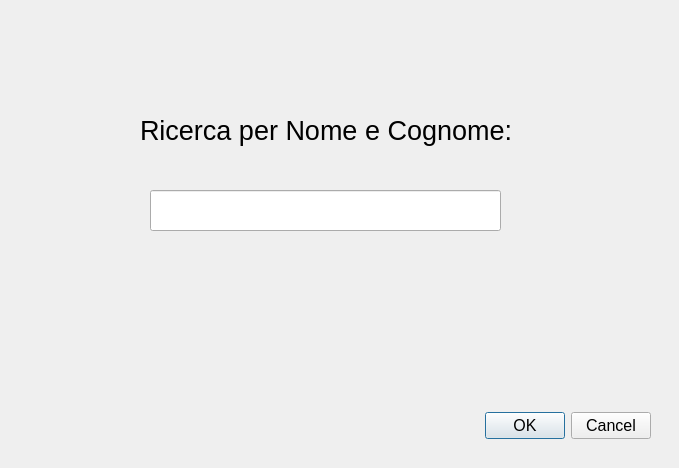
Qt form c++/menu/menu_project/ricerca.ui (alessan10/c19-1) before a commit.
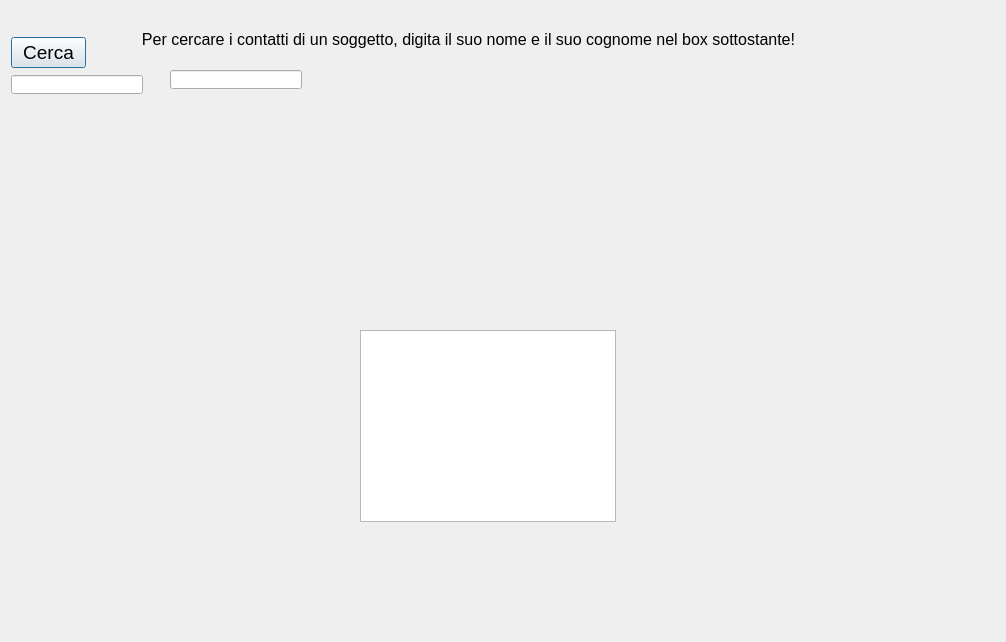
The same form after that commit.

Commit message: sistemare layout ricerca.cpp

```diff
--- a/c++/menu/menu_project/ricerca.ui
+++ b/c++/menu/menu_project/ricerca.ui
@@ -6,59 +6,50 @@
    <rect>
     <x>0</x>
     <y>0</y>
-    <width>679</width>
-    <height>468</height>
+    <width>1006</width>
+    <height>642</height>
    </rect>
   </property>
   <property name="windowTitle">
    <string>Dialog</string>
   </property>
-  <widget class="QDialogButtonBox" name="buttonBox">
-   <property name="geometry">
-    <rect>
-     <x>310</x>
-     <y>410</y>
-     <width>341</width>
-     <height>32</height>
-    </rect>
-   </property>
-   <property name="font">
-    <font>
-     <pointsize>12</pointsize>
-    </font>
-   </property>
-   <property name="orientation">
-    <enum>Qt::Horizontal</enum>
-   </property>
-   <property name="standardButtons">
-    <set>QDialogButtonBox::Cancel|QDialogButtonBox::Ok</set>
-   </property>
-  </widget>
   <widget class="QLabel" name="label">
    <property name="geometry">
     <rect>
      <x>140</x>
-     <y>80</y>
-     <width>381</width>
-     <height>101</height>
+     <y>30</y>
+     <width>657</width>
+     <height>19</height>
     </rect>
    </property>
+   <property name="sizePolicy">
+    <sizepolicy hsizetype="Fixed" vsizetype="Fixed">
+     <horstretch>0</horstretch>
+     <verstretch>0</verstretch>
+    </sizepolicy>
+   </property>
    <property name="font">
     <font>
-     <pointsize>20</pointsize>
+     <pointsize>12</pointsize>
     </font>
    </property>
    <property name="text">
-    <string>Ricerca per Nome e Cognome:</string>
+    <string>Per cercare i contatti di un soggetto, digita il suo nome e il suo cognome nel box sottostante!</string>
+   </property>
+   <property name="alignment">
+    <set>Qt::AlignHCenter|Qt::AlignTop</set>
+   </property>
+   <property name="margin">
+    <number>0</number>
    </property>
   </widget>
-  <widget class="QLineEdit" name="lineEdit">
+  <widget class="QPushButton" name="pushButton">
    <property name="geometry">
     <rect>
-     <x>150</x>
-     <y>190</y>
-     <width>351</width>
-     <height>41</height>
+     <x>11</x>
+     <y>37</y>
+     <width>75</width>
+     <height>31</height>
     </rect>
    </property>
    <property name="font">
@@ -66,6 +57,57 @@
      <pointsize>14</pointsize>
     </font>
    </property>
+   <property name="text">
+    <string>Cerca</string>
+   </property>
+  </widget>
+  <widget class="QListWidget" name="listWidget">
+   <property name="geometry">
+    <rect>
+     <x>360</x>
+     <y>330</y>
+     <width>256</width>
+     <height>192</height>
+    </rect>
+   </property>
+  </widget>
+  <widget class="QLineEdit" name="lineEdit">
+   <property name="geometry">
+    <rect>
+     <x>11</x>
+     <y>75</y>
+     <width>132</width>
+     <height>19</height>
+    </rect>
+   </property>
+   <property name="sizePolicy">
+    <sizepolicy hsizetype="Fixed" vsizetype="Fixed">
+     <horstretch>0</horstretch>
+     <verstretch>0</verstretch>
+    </sizepolicy>
+   </property>
+  </widget>
+  <widget class="QLineEdit" name="lineEdit_2">
+   <property name="geometry">
+    <rect>
+     <x>170</x>
+     <y>70</y>
+     <width>132</width>
+     <height>19</height>
+    </rect>
+   </property>
+   <property name="sizePolicy">
+    <sizepolicy hsizetype="Preferred" vsizetype="Preferred">
+     <horstretch>0</horstretch>
+     <verstretch>0</verstretch>
+    </sizepolicy>
+   </property>
+   <property name="layoutDirection">
+    <enum>Qt::LeftToRight</enum>
+   </property>
+   <property name="alignment">
+    <set>Qt::AlignRight|Qt::AlignTrailing|Qt::AlignVCenter</set>
+   </property>
   </widget>
  </widget>
  <resources/>
```
Left out of the diff: 35 changed lines with no effect on the pictures. The commit also changes 6 other files.
